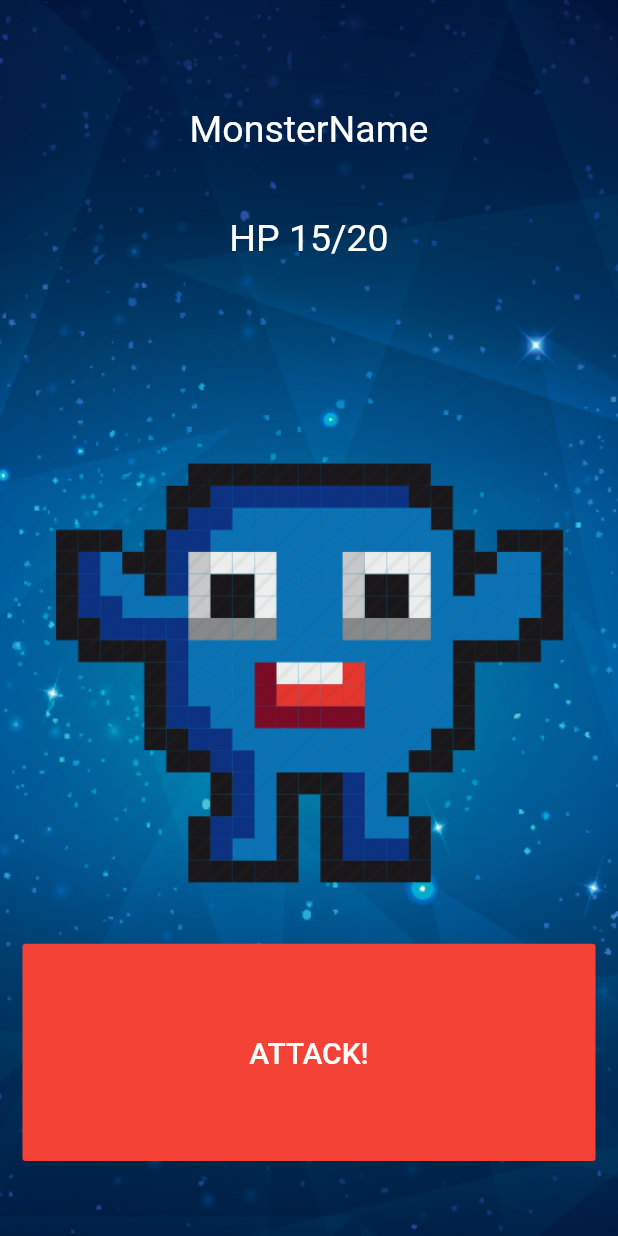
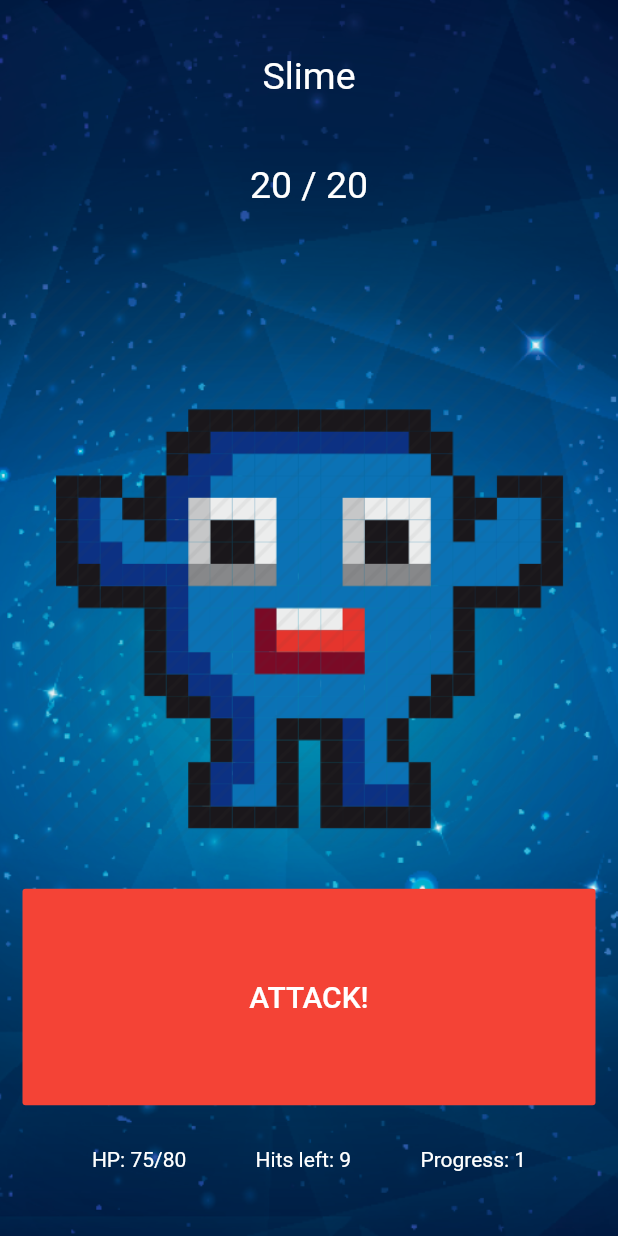
Before and after one commit to whisping/dice-dungeon, a Flutter app: the screen it shows after launch, after a tap on "ATTACK!", on a phone screen of 412 x 824 dp. Run offline on Flutter 3.47's test engine with Material 2 defaults, Android fonts, the phone set to English and light mode, and no system bars; statements that could not run were skipped.

Commit message:
u can dmg and take dmg, monster changes

```diff
--- a/lib/game_brain.dart
+++ b/lib/game_brain.dart
@@ -1,34 +1,73 @@
 import 'enemy.dart';
+import 'dart:math';
 
 class GameBrain {
-  int _progressCounter = 0;
+  int progressCounter = 0;
+  int maxPlayerHP = 80;
+  int hp = 80;
+  int hits = 10;
+
 
   List<Enemy> _enemyList = [
-    Enemy('slime', 20),
-    Enemy('goblin', 30)
+    Enemy('Slime', 20),
+    Enemy('Goblin', 30),
+    Enemy('Blue Dragon', 100),
   ];
 
   String getMonsterName() {
-    return _enemyList[_progressCounter].name;
+    return _enemyList[progressCounter].name;
   }
 
-  int getMonsterHP() {
-    return _enemyList[_progressCounter].currentHP;
+  String getMonsterHP() {
+    return _enemyList[progressCounter].currentHP.toString() + ' / ' + _enemyList[progressCounter].maxHP.toString();
   }
 
-  void damageMonster(int damage) {
-    _enemyList[_progressCounter].currentHP -= damage;
+//  String getMaxHP() {
+//    return _enemyList[_progressCounter].maxHP.toString();
+//  }
+
+  void damageMonster() {
+    if (hits > 0) {
+      int dmg = (Random().nextInt(6) + 1)+(Random().nextInt(6) + 1);
+      _enemyList[progressCounter].currentHP -= dmg;
+      print('monster takes $dmg');
+      hits -= 1;
+    }
+    int playerDmg = (Random().nextInt(6) + 1);
+    hp -= playerDmg;
+    print('player takes $playerDmg');
   }
 
   bool isMonsterDead() {
-    if (_enemyList[_progressCounter].currentHP <= 0) {
+    if (_enemyList[progressCounter].currentHP <= 0) {
+      print('killed ' + _enemyList[progressCounter].name);
       return true;
     } else {
       return false;
     }
   }
 
+  String getProgress() {
+    return 'Progress: ' + (progressCounter + 1).toString();
+  }
+
+  String getHP() {
+    return 'HP: $hp/$maxPlayerHP';
+  }
+
+  String getHits() {
+    return 'Hits left: $hits';
+  }
+
+  ////////////   GAME FLOW   /////////
+
   void restart() {
-    _progressCounter = 0;
+    progressCounter = 0;
+    hp = maxPlayerHP;
+    hits = 10;
+  }
+
+  void nextMonster() {
+    progressCounter += 1;
   }
 }
--- a/lib/main.dart
+++ b/lib/main.dart
@@ -1,11 +1,9 @@
-import 'package:destini_challenge_starting/game_brain.dart';
 import 'package:flutter/material.dart';
-import 'story_brain.dart';
 import 'game_brain.dart';
 
-void main() => runApp(Destini());
+void main() => runApp(DiceDungeon());
 
-class Destini extends StatelessWidget {
+class DiceDungeon extends StatelessWidget {
   Widget build(BuildContext context) {
     return MaterialApp(
       theme: ThemeData.dark(),
@@ -15,13 +13,15 @@ class Destini extends StatelessWidget {
 }
 
 GameBrain gameBrain = GameBrain();
-//StoryBrain storyBrain = StoryBrain();
 
 class StoryPage extends StatefulWidget {
   _StoryPageState createState() => _StoryPageState();
 }
 
 class _StoryPageState extends State<StoryPage> {
+  String monsterName = gameBrain.getMonsterName();
+  String hpBar = gameBrain.getMonsterHP();
+
   @override
   Widget build(BuildContext context) {
     return Scaffold(
@@ -32,8 +32,8 @@ class _StoryPageState extends State<StoryPage> {
             fit: BoxFit.cover,
           ),
         ),
-        padding: EdgeInsets.symmetric(vertical: 50.0, horizontal: 15.0),
-        constraints: BoxConstraints.expand(),
+        padding: EdgeInsets.symmetric(vertical: 15.0, horizontal: 15.0),
+        //constraints: BoxConstraints.expand(),
         child: SafeArea(
           child: Column(
             crossAxisAlignment: CrossAxisAlignment.stretch,
@@ -42,7 +42,8 @@ class _StoryPageState extends State<StoryPage> {
                 flex: 1,
                 child: Center(
                   child: Text(
-                    'MonsterName',
+                    //'MonsterName',
+                    monsterName,
                     style: TextStyle(
                       fontSize: 25.0,
                     ),
@@ -53,7 +54,7 @@ class _StoryPageState extends State<StoryPage> {
                 flex: 1,
                 child: Center(
                   child: Text(
-                    'HP 15/20',
+                    hpBar,
                     style: TextStyle(
                       fontSize: 25.0,
                     ),
@@ -70,12 +71,16 @@ class _StoryPageState extends State<StoryPage> {
                 flex: 2,
                 child: FlatButton(
                   onPressed: () {
-                    //attack a monster
                     setState(() {
-                      //storyBrain.nextStory(1);
+                      gameBrain.damageMonster();
 
+                      if (gameBrain.isMonsterDead()) {
+                        gameBrain.nextMonster();
+                      }
+
+                      monsterName = gameBrain.getMonsterName();
+                      hpBar = gameBrain.getMonsterHP();
                     });
-
                   },
                   color: Colors.red,
                   child: Text(
@@ -86,7 +91,16 @@ class _StoryPageState extends State<StoryPage> {
                   ),
                 ),
               ),
-
+              Expanded(
+                child: Center(child: Row(
+                  children: <Widget>[
+                    Text(gameBrain.getHP()),
+                    Text(gameBrain.getHits()),
+                    Text(gameBrain.getProgress()),
+                  ],
+                  mainAxisAlignment: MainAxisAlignment.spaceEvenly,
+                ),),
+              ),
 
             ],
           ),
```
